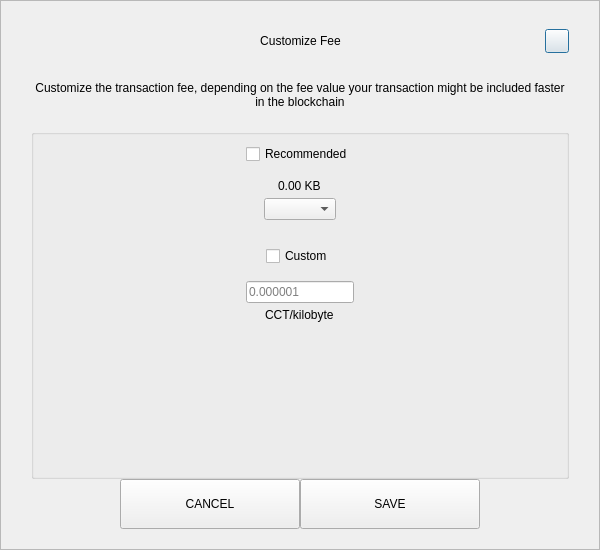
First picture: the form in src/qt/concrete/forms/sendcustomfeedialog.ui, repository CONCRETE-Project/CONCRETE, before the edit.
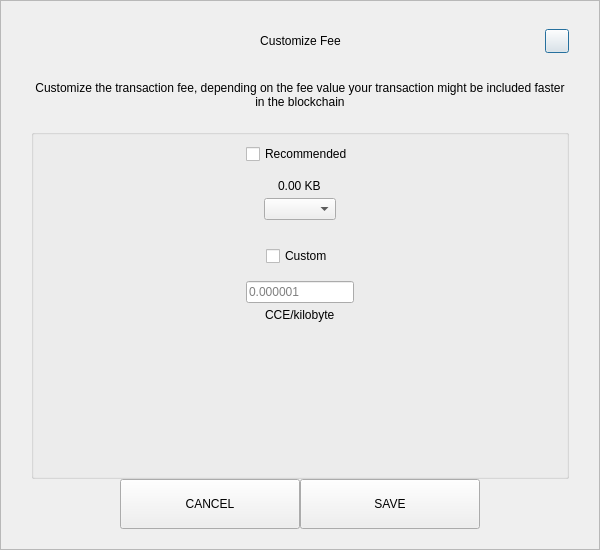
Second picture: the form after the edit.

Diff of the .ui file:
```diff
--- a/src/qt/concrete/forms/sendcustomfeedialog.ui
+++ b/src/qt/concrete/forms/sendcustomfeedialog.ui
@@ -287,7 +287,7 @@
            <item alignment="Qt::AlignHCenter">
             <widget class="QLabel" name="labelCustomFee">
              <property name="text">
-              <string>CCT/kilobyte</string>
+              <string>CCE/kilobyte</string>
              </property>
             </widget>
            </item>
```
